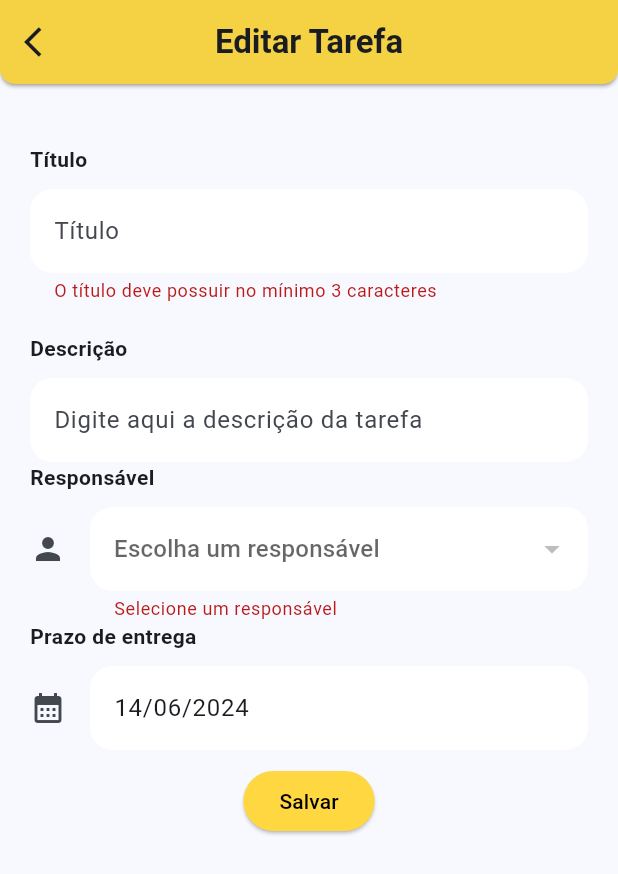
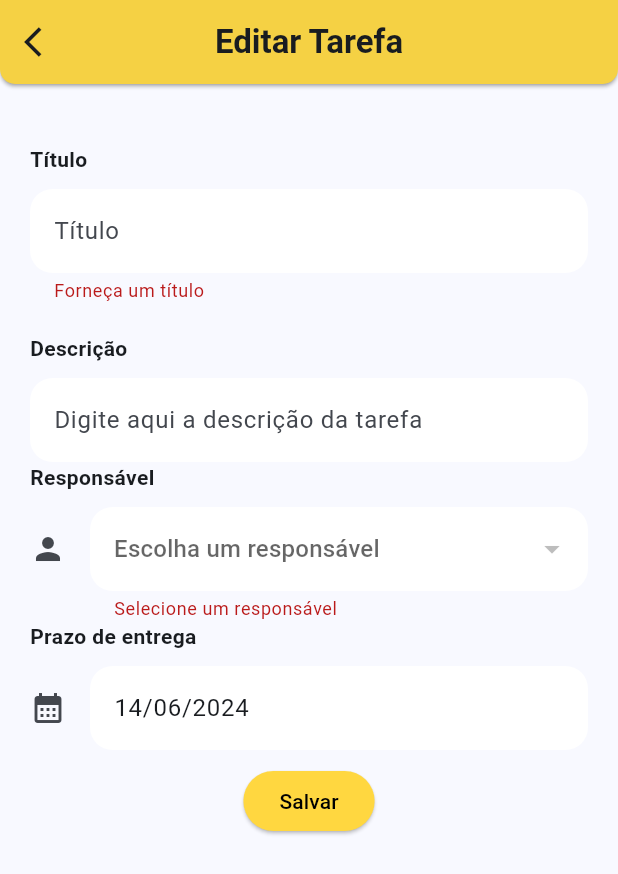
Before and after one commit to gds4/Flutter-Ads-Labs, a Flutter app: the EditTaskPage screen opened directly with empty values, after a tap on "Salvar", on a phone screen of 412 x 824 dp. Shown: the top 874 px of the screen. Run offline on Flutter 3.47's test engine with Material 3 defaults, Android fonts, the phone set to English and light mode, and no system bars; our stand-ins replace page_transition; network calls fail.

Commit message:
Inserido as validacoes de titulo ao editar a task

```diff
--- a/lib/pages/edit_task_page.dart
+++ b/lib/pages/edit_task_page.dart
@@ -1,5 +1,6 @@
 import 'package:flutter/material.dart';
 import 'package:intl/intl.dart';
+import 'package:lista_de_tarefas/validators/task_validators.dart';
 import 'package:provider/provider.dart';
 
 import '../providers/responsible_provider.dart';
@@ -125,9 +126,7 @@ class EditTaskPageState extends State<EditTaskPage>{
                   filled: true,
                   fillColor: Colors.white,
                 ),
-                validator: (title) => title!.length < 3
-                    ? "O título deve possuir no mínimo 3 caracteres"
-                    : null,
+                validator: (value) => TaskValidators.titleValidators(value!)
               ),
             ],
           ),
```
